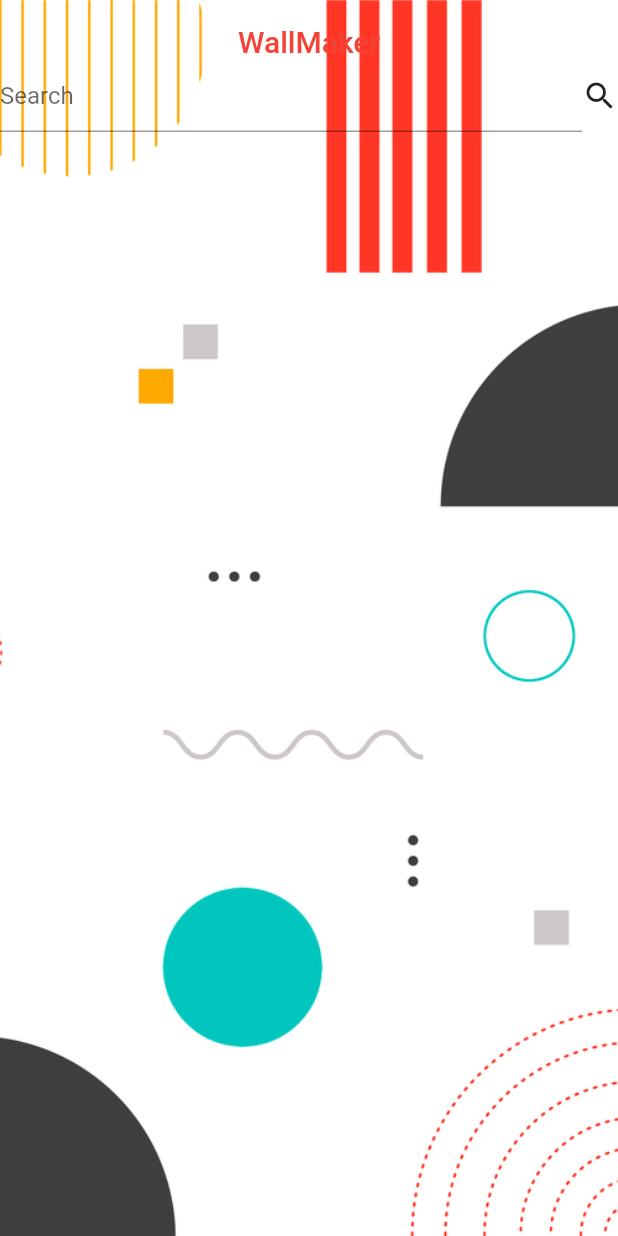
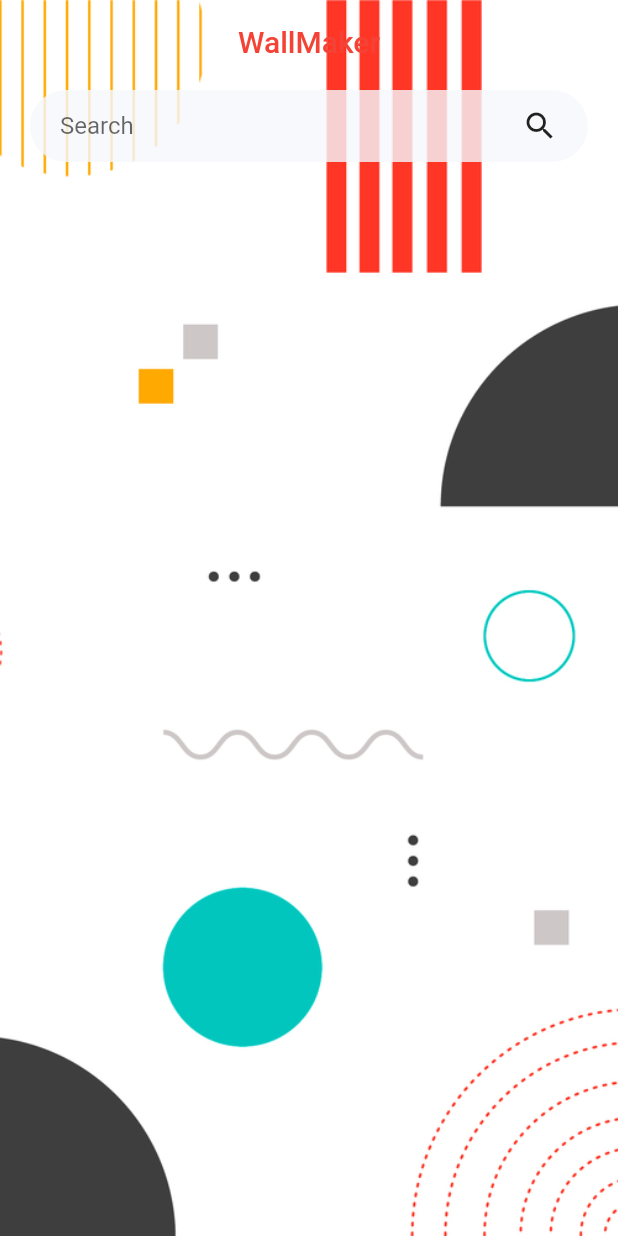
Before and after one commit to probe2k/wallmaker, a Flutter app: the screen it shows after launch, on a phone screen of 412 x 824 dp. Run offline on Flutter 3.47's test engine with Material 2 defaults, Android fonts, the light colour scheme and no system bars.

Commit message:
Search bar opacity

```diff
--- a/lib/home.dart
+++ b/lib/home.dart
@@ -30,15 +30,23 @@ class _WallHomeState extends State<WallHome> {
             fit: BoxFit.cover,
           ),
         ),
-        padding: const EdgeInsets.only(top: 40),
+        padding: const EdgeInsets.only(top: 60),
         child: Column(
           children: <Widget>[
-            Row(
+            Container(
+              decoration: BoxDecoration(
+                color: Color(0xfff5f8fd).withOpacity(0.8),
+                borderRadius: BorderRadius.circular(24),
+              ),
+              padding: EdgeInsets.only(left: 20, right: 20),
+              margin: EdgeInsets.symmetric(horizontal: 20),
+              child: Row(
                 mainAxisAlignment: MainAxisAlignment.end,
                 children: [
                   Expanded(
                     child: TextField(
                       decoration: InputDecoration(
+                        border: InputBorder.none,
                         hintText: 'Search',
                       ),
                     ),
@@ -48,6 +56,7 @@ class _WallHomeState extends State<WallHome> {
                   ),
                 ],
               ),
+            ),
           ],
         ),
       ),
```
Lines whose indentation alone changed are shown as unchanged.
